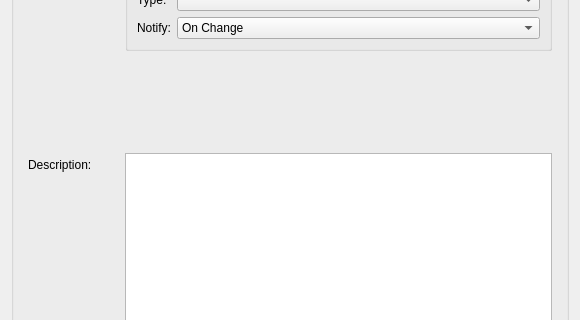
Old version of the form sources/lusan/view/si/ui/SIDataTopicDetails.ui in the repository aregtech/areg-sdk-tools; both pictures show x 0 to 580 and y 108 to 428 of the 580 by 600 pixel window.
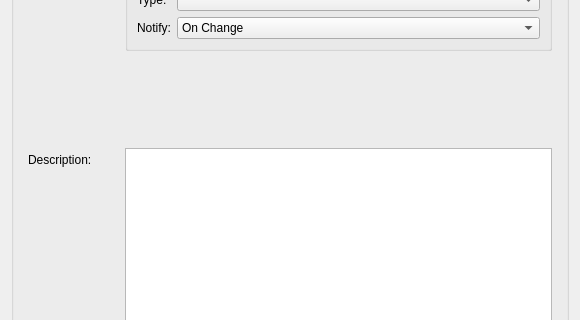
New version of the form.

Patch:
```diff
--- a/sources/lusan/view/si/ui/SIDataTopicDetails.ui
+++ b/sources/lusan/view/si/ui/SIDataTopicDetails.ui
@@ -169,7 +169,7 @@
           <property name="sizeHint" stdset="0">
            <size>
             <width>20</width>
-            <height>90</height>
+            <height>85</height>
            </size>
           </property>
          </spacer>
```
